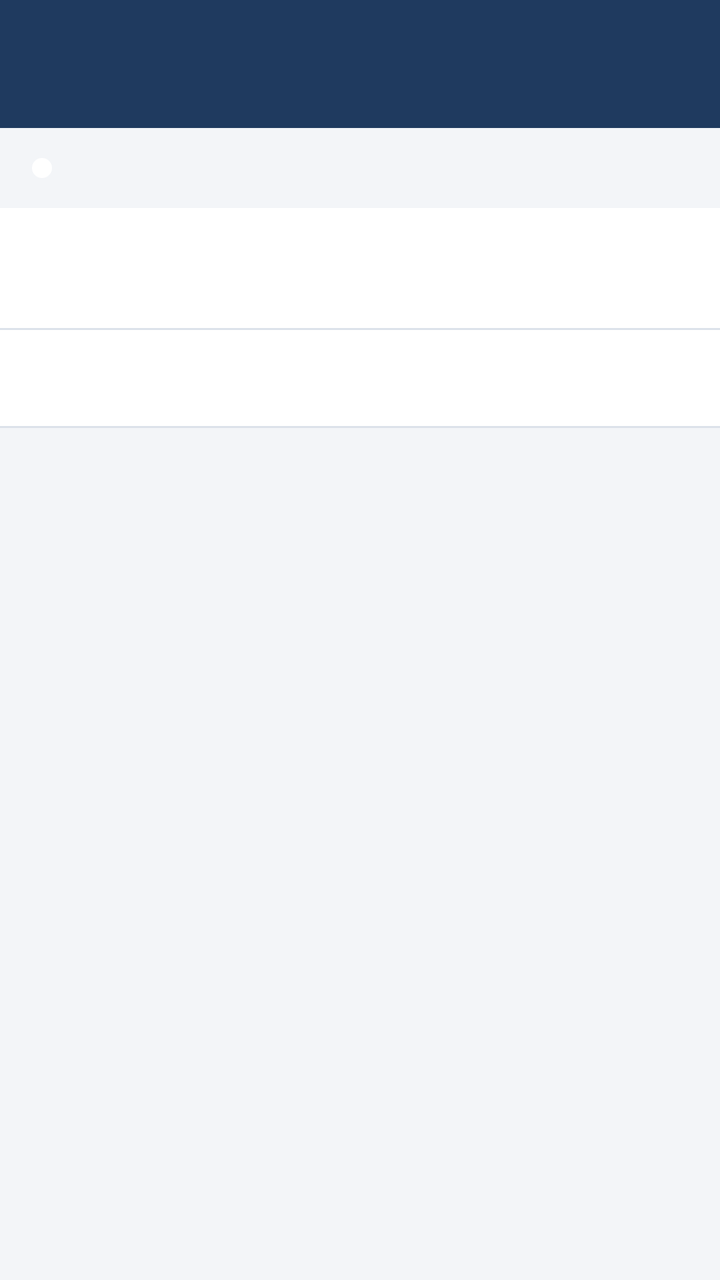
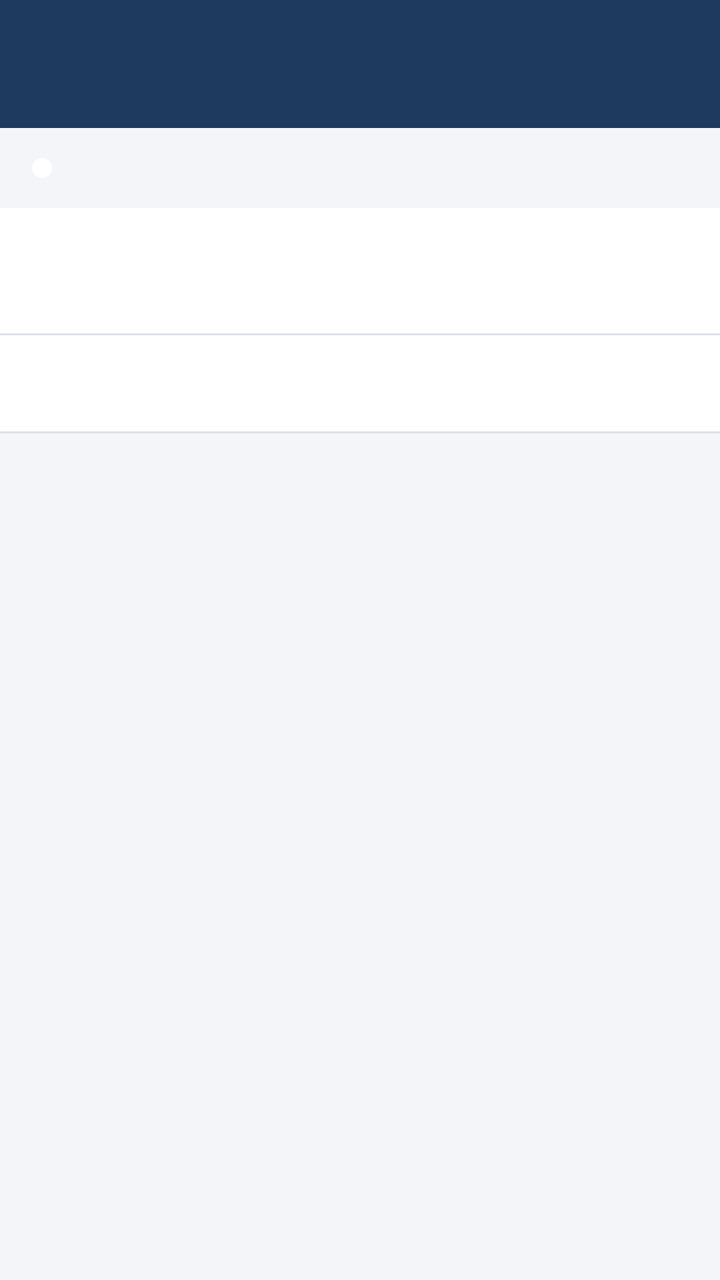

The first picture is an Android layout as it rendered before a commit; the second is the same layout after the commit. The layout source and the unified diff follow.
<!-- AndroidManifest.xml: application theme Theme.RFIDAndroid -->
<!-- res/layout/activity_main.xml -->
<LinearLayout xmlns:android="http://schemas.android.com/apk/res/android"
    android:orientation="vertical"
    android:keepScreenOn="true"
    android:layout_width="match_parent"
    android:layout_height="match_parent">

    <com.google.android.material.appbar.MaterialToolbar
        android:id="@+id/toolbar"
        style="@style/Widget.RFID.Barra"
        android:layout_width="match_parent"
        android:layout_height="wrap_content"/>

    <include layout="@layout/include_estado_leitor"/>

    
    <include layout="@layout/include_aviso_recusa"/>

    
    <LinearLayout
        android:orientation="vertical"
        android:background="@color/superficie"
        android:paddingStart="16dp"
        android:paddingEnd="16dp"
        android:paddingTop="8dp"
        android:paddingBottom="10dp"
        android:layout_width="match_parent"
        android:layout_height="wrap_content">

        
        <TextView
            android:id="@+id/txtSessao"
            android:textAppearance="@style/Texto.RFID.Secundario"
            android:layout_width="match_parent"
            android:layout_height="wrap_content"/>

        
        <TextView
            android:id="@+id/txtContadores"
            android:background="?attr/selectableItemBackground"
            android:textColor="@color/marinho"
            android:textSize="15sp"
            android:textStyle="bold"
            android:layout_marginTop="4dp"
            android:layout_width="match_parent"
            android:layout_height="wrap_content"/>
    </LinearLayout>

    
    <TextView
        android:id="@+id/txtSincronizacao"
        style="@style/Texto.RFID.Aviso"
        android:visibility="gone"
        android:layout_width="match_parent"
        android:layout_height="wrap_content"/>

    <View
        android:background="@color/borda"
        android:layout_width="match_parent"
        android:layout_height="1dp"/>

    <com.google.android.material.tabs.TabLayout
        android:id="@+id/tabs"
        android:layout_width="match_parent"
        android:layout_height="wrap_content"/>

    <View
        android:background="@color/borda"
        android:layout_width="match_parent"
        android:layout_height="1dp"/>

    <androidx.viewpager2.widget.ViewPager2
        android:id="@+id/pager"
        android:layout_width="match_parent"
        android:layout_height="match_parent"/>
</LinearLayout>
<!-- res/layout/include_estado_leitor.xml (included above) -->
<?xml version="1.0" encoding="utf-8"?>
<LinearLayout xmlns:android="http://schemas.android.com/apk/res/android"
    android:id="@+id/painelEstadoLeitor"
    android:orientation="horizontal"
    android:gravity="center_vertical"
    android:paddingStart="16dp"
    android:paddingEnd="8dp"
    android:minHeight="40dp"
    android:layout_width="match_parent"
    android:layout_height="wrap_content">

    
    <View
        android:id="@+id/marcaEstadoLeitor"
        android:background="@drawable/marca_estado"
        android:layout_marginEnd="10dp"
        android:layout_width="10dp"
        android:layout_height="10dp"/>

    <TextView
        android:id="@+id/txtEstadoLeitor"
        android:textStyle="bold"
        android:textSize="14sp"
        android:layout_width="0dp"
        android:layout_weight="1"
        android:layout_height="wrap_content"/>

    <Button
        android:id="@+id/btnReconectarLeitor"
        style="@style/Widget.RFID.Botao.Texto"
        android:text="@string/estado_leitor_reconectar"
        android:visibility="gone"
        android:layout_width="wrap_content"
        android:layout_height="wrap_content"/>
</LinearLayout>
<!-- res/layout/include_aviso_recusa.xml (included above) -->
<?xml version="1.0" encoding="utf-8"?>
<LinearLayout xmlns:android="http://schemas.android.com/apk/res/android"
    xmlns:tools="http://schemas.android.com/tools"
    tools:ignore="Overdraw"
    android:id="@+id/painelAvisoRecusa"
    android:orientation="horizontal"
    android:gravity="center_vertical"
    android:background="@color/erro_fundo"
    android:paddingStart="12dp"
    android:paddingEnd="4dp"
    android:paddingTop="8dp"
    android:paddingBottom="8dp"
    android:visibility="gone"
    android:layout_width="match_parent"
    android:layout_height="wrap_content">

    <TextView
        android:id="@+id/txtAvisoRecusa"
        android:textColor="@color/erro"
        android:textStyle="bold"
        android:textSize="14sp"
        android:layout_width="0dp"
        android:layout_weight="1"
        android:layout_height="wrap_content"/>

    <Button
        android:id="@+id/btnCienteRecusa"
        style="@style/Widget.Material3.Button.TextButton"
        android:text="@string/aviso_recusa_ciente"
        android:textColor="@color/erro"
        android:layout_marginStart="8dp"
        android:layout_width="wrap_content"
        android:layout_height="wrap_content"/>
</LinearLayout>
<!-- resources referenced by this layout -->
<resources>
  <color name="borda">#FFDCE2EA</color>
  <color name="erro">#FFC62828</color>
  <color name="erro_fundo">#FFFDECEC</color>
  <color name="marinho">#FF1F3A5F</color>
  <color name="superficie">#FFFFFFFF</color>
  <!-- drawable marca_estado (drawable) -->
  <?xml version="1.0" encoding="utf-8"?>
  <shape xmlns:android="http://schemas.android.com/apk/res/android" android:shape="oval">
      <solid android:color="@color/white"/>
  </shape>
  <string name="aviso_recusa_ciente">Ciente</string>
  <string name="estado_leitor_reconectar">Reconectar</string>
  <style name="Texto.RFID.Aviso" parent="">
          <item name="android:background">@color/atencao_fundo</item>
          <item name="android:textColor">@color/atencao</item>
          <item name="android:textStyle">bold</item>
          <item name="android:padding">12dp</item>
      </style>
  <style name="Texto.RFID.Secundario" parent="">
          <item name="android:textSize">13sp</item>
          <item name="android:textColor">@color/texto_secundario</item>
      </style>
  <style name="Widget.RFID.Botao.Texto" parent="Widget.Material3.Button.TextButton">
          <item name="android:textColor">@color/azul</item>
      </style>
  <color name="white">#FFFFFFFF</color>
  <color name="atencao_fundo">#FFFFF4E0</color>
  <color name="atencao">#FFB26A00</color>
  <color name="texto_secundario">#FF5B6573</color>
  <color name="azul">#FF2E6DA4</color>
  <color name="azul_claro">#FFE3ECF6</color>
  <color name="marinho_escuro">#FF152A45</color>
  <color name="texto">#FF1C2530</color>
  <color name="fundo">#FFF3F5F8</color>
  <style name="Widget.RFID.Botao" parent="Widget.Material3.Button">
          <item name="shapeAppearance">@style/Forma.RFID.Pequena</item>
          <item name="android:minHeight">52dp</item>
          <item name="android:textSize">15sp</item>
          <item name="android:letterSpacing">0.02</item>
      </style>
  <style name="Widget.RFID.Botao.Contorno" parent="Widget.Material3.Button.OutlinedButton">
          <item name="shapeAppearance">@style/Forma.RFID.Pequena</item>
          <item name="android:minHeight">52dp</item>
          <item name="android:textSize">15sp</item>
          <item name="strokeColor">@color/marinho</item>
      </style>
  <style name="Widget.RFID.Campo" parent="Widget.Material3.TextInputLayout.OutlinedBox">
          <item name="shapeAppearance">@style/Forma.RFID.Pequena</item>
          <item name="boxStrokeColor">@color/marinho</item>
          <item name="hintTextColor">@color/marinho</item>
          <item name="android:layout_marginTop">12dp</item>
      </style>
  <style name="Widget.RFID.Cartao" parent="Widget.Material3.CardView.Outlined">
          <item name="cardBackgroundColor">@color/superficie</item>
          <item name="strokeColor">@color/borda</item>
          <item name="cardCornerRadius">8dp</item>
          <item name="cardElevation">0dp</item>
      </style>
  <style name="Widget.RFID.Abas" parent="Widget.Material3.TabLayout">
          <item name="android:background">@color/superficie</item>
          <item name="tabIndicatorColor">@color/marinho</item>
          <item name="tabSelectedTextColor">@color/marinho</item>
          <item name="tabTextColor">@color/texto_secundario</item>
          <item name="tabIndicatorFullWidth">true</item>
          <item name="tabGravity">fill</item>
          <item name="tabMode">fixed</item>
      </style>
  <style name="Forma.RFID.Pequena" parent="">
          <item name="cornerFamily">rounded</item>
          <item name="cornerSize">6dp</item>
      </style>
  <!-- unchanged entries left out for length: 2 -->
</resources>

<!-- the commit's change to res/layout/activity_main.xml (unified diff, before → after) -->
@@ -30,6 +30,8 @@
         <TextView
             android:id="@+id/txtSessao"
             android:textAppearance="@style/Texto.RFID.Secundario"
+            android:maxLines="2"
+            android:ellipsize="end"
             android:layout_width="match_parent"
             android:layout_height="wrap_content"/>
 
@@ -46,12 +48,32 @@
     </LinearLayout>
 
     
-    <TextView
-        android:id="@+id/txtSincronizacao"
-        style="@style/Texto.RFID.Aviso"
+    <LinearLayout
+        android:id="@+id/faixaSincronizacao"
+        android:orientation="vertical"
+        android:background="@color/atencao_fundo"
+        android:foreground="?attr/selectableItemBackground"
         android:visibility="gone"
         android:layout_width="match_parent"
-        android:layout_height="wrap_content"/>
+        android:layout_height="wrap_content">
+
+        <TextView
+            android:id="@+id/txtSincronizacao"
+            style="@style/Texto.RFID.Aviso"
+            android:layout_width="match_parent"
+            android:layout_height="wrap_content"/>
+
+        <Button
+            android:id="@+id/btnEnviarAgora"
+            style="@style/Widget.RFID.Botao.Texto"
+            android:text="@string/main_enviar_agora"
+            android:textColor="@color/marinho"
+            android:minHeight="48dp"
+            android:layout_marginStart="4dp"
+            android:visibility="gone"
+            android:layout_width="wrap_content"
+            android:layout_height="wrap_content"/>
+    </LinearLayout>
 
     <View
         android:background="@color/borda"
@@ -89,12 +111,14 @@
     <View
         android:id="@+id/marcaEstadoLeitor"
         android:background="@drawable/marca_estado"
+        android:importantForAccessibility="no"
         android:layout_marginEnd="10dp"
         android:layout_width="10dp"
         android:layout_height="10dp"/>
 
     <TextView
         android:id="@+id/txtEstadoLeitor"
+        android:accessibilityLiveRegion="polite"
         android:textStyle="bold"
         android:textSize="14sp"
         android:layout_width="0dp"
<!-- resource entries referenced after the edit -->
@@ -12,6 +12,7 @@
   </shape>
   <string name="aviso_recusa_ciente">Ciente</string>
   <string name="estado_leitor_reconectar">Reconectar</string>
+  <string name="main_enviar_agora">Enviar agora</string>
   <style name="Texto.RFID.Aviso" parent="">
           <item name="android:background">@color/atencao_fundo</item>
           <item name="android:textColor">@color/atencao</item>
@@ -19,7 +20,7 @@
           <item name="android:padding">12dp</item>
       </style>
   <style name="Texto.RFID.Secundario" parent="">
-          <item name="android:textSize">13sp</item>
+          <item name="android:textSize">15sp</item>
           <item name="android:textColor">@color/texto_secundario</item>
       </style>
   <style name="Widget.RFID.Botao.Texto" parent="Widget.Material3.Button.TextButton">
@@ -27,7 +28,7 @@
       </style>
   <color name="white">#FFFFFFFF</color>
   <color name="atencao_fundo">#FFFFF4E0</color>
-  <color name="atencao">#FFB26A00</color>
+  <color name="atencao">#FF8A5200</color>
   <color name="texto_secundario">#FF5B6573</color>
   <color name="azul">#FF2E6DA4</color>
   <color name="azul_claro">#FFE3ECF6</color>
